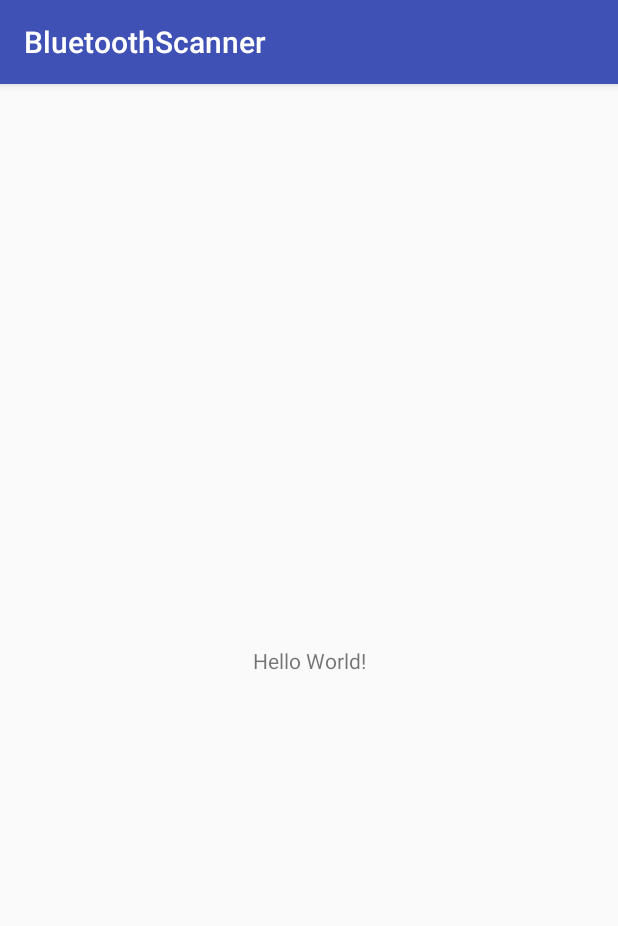
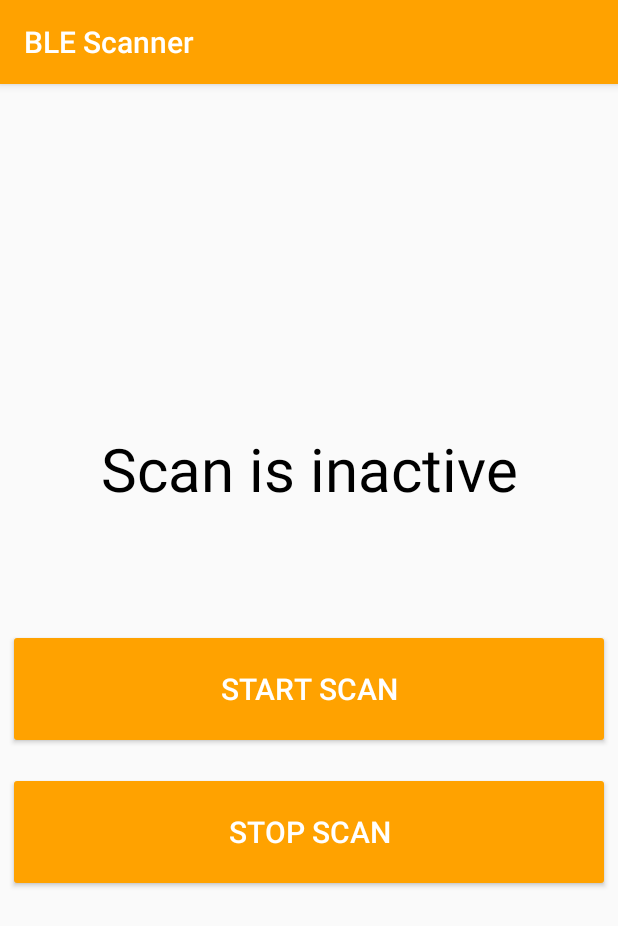
Before and after one commit to aimtechackathon2017/chytre-parkoviste, an Android app: the screen it shows after launch (MainActivity), on a phone screen of 412 x 824 dp. Shown: the top 926 px of the screen. Run offline under Robolectric (Android 15) with nearby library versions, the phone set to English and light mode, and no system bars.

Commit message:
Added BT, WIFI and Location check features and changed design.

```diff
--- a/BluetoothScanner/app/src/main/AndroidManifest.xml
+++ b/BluetoothScanner/app/src/main/AndroidManifest.xml
@@ -4,7 +4,12 @@
 
     <uses-permission android:name="android.permission.BLUETOOTH" />
     <uses-permission android:name="android.permission.BLUETOOTH_ADMIN" />
+    <uses-permission android:name="android.permission.ACCESS_WIFI_STATE" />
+    <uses-permission android:name="android.permission.CHANGE_WIFI_STATE" />
     <uses-permission android:name="android.permission.INTERNET" />
+    <uses-permission android:name="android.permission.ACCESS_NETWORK_STATE" />
+    <uses-permission android:name="android.permission.ACCESS_COARSE_LOCATION" />
+
     <uses-feature android:name="android.hardware.bluetooth_le"  android:required="true" />
 
     <application
--- a/BluetoothScanner/app/src/main/java/com/example/aimtechackathon2017/bluetoothscanner/MainActivity.java
+++ b/BluetoothScanner/app/src/main/java/com/example/aimtechackathon2017/bluetoothscanner/MainActivity.java
@@ -1,16 +1,22 @@
 package com.example.aimtechackathon2017.bluetoothscanner;
 
+import android.Manifest;
 import android.bluetooth.BluetoothAdapter;
 import android.bluetooth.BluetoothDevice;
 import android.bluetooth.BluetoothManager;
-import android.bluetooth.le.ScanFilter;
-import android.bluetooth.le.ScanSettings;
 import android.content.Context;
 import android.content.Intent;
+import android.location.LocationManager;
+import android.net.ConnectivityManager;
+import android.net.NetworkInfo;
+import android.net.wifi.WifiManager;
 import android.os.AsyncTask;
 import android.os.Bundle;
+import android.support.v4.app.ActivityCompat;
 import android.support.v7.app.AppCompatActivity;
 import android.util.Log;
+import android.view.View;
+import android.widget.TextView;
 
 import org.json.JSONArray;
 import org.json.JSONException;
@@ -23,7 +29,6 @@ import java.net.MalformedURLException;
 import java.net.URL;
 import java.util.HashMap;
 import java.util.Map;
-import java.util.concurrent.Semaphore;
 
 import javax.net.ssl.HttpsURLConnection;
 
@@ -49,18 +54,7 @@ public class MainActivity extends AppCompatActivity
 
                 int intensity = -1;
                 String mac = device.getAddress().trim().replace(" ",":");
-/*
-                if (positions.containsKey(mac))
-                {
-                    intensity = scanRecord[scanRecord.length - 20];
 
-                    if (intensity > THRESHOLD)
-                        Log.d("TMP+", "intenzita: " + intensity);
-                    else
-                        Log.d("TMP-", "intenzita: " + intensity);
-
-                }
-*/
                 if(positions.containsKey(mac)) {
                     intensity = scanRecord[scanRecord.length - 20];
                     boolean value = isPositionEmpty(mac, intensity);
@@ -71,10 +65,12 @@ public class MainActivity extends AppCompatActivity
                         protected Object doInBackground(String... params) {
                             try
                             {
-                                URL url = new URL("https://7j62gv0mfg.execute-api.eu-west-1.amazonaws.com/hacking/place");
+                                URL url = new URL("https://i07qj1v6hk.execute-api.eu-central-1.amazonaws.com/prod/place");
                                 HttpsURLConnection conn = (HttpsURLConnection) url.openConnection();
                                 conn.setRequestMethod("POST");
                                 conn.setRequestProperty("Content-Type", "application/json");
+                                conn.setDoOutput(true);
+                                conn.setDoInput(true);
 
                                 JSONArray parent  = new JSONArray();
                                 JSONObject entity = new JSONObject();
@@ -87,13 +83,13 @@ public class MainActivity extends AppCompatActivity
 
                                 out.flush();
                                 out.close();
-                                InputStream is = conn.getInputStream();
+
+                                InputStream is = conn.getInputStream();//getErrorStream();
                                 byte [] array = new byte[1024];
 
                                 is.read(array);
-                                String a = new String(array);
+                                String result = new String(array);
                                 is.close();
-
                             }
                             catch (MalformedURLException e) {
                                 e.printStackTrace();
@@ -106,8 +102,6 @@ public class MainActivity extends AppCompatActivity
                             return null;
                         }
                     }.execute(Boolean.toString(value), mac);
-
-                    //task.execute(Boolean.toString(value), mac);
                 }
             }
         }
@@ -122,12 +116,30 @@ public class MainActivity extends AppCompatActivity
 
         config();
         initializePosition();
+    }
 
+    public void startScan(View v)
+    {
+        TextView myAwesomeTextView = (TextView)findViewById(R.id.activeTV);
+        myAwesomeTextView.setText(R.string.active);
 
+        if(bAdapter != null)
+            bAdapter.startLeScan(leScanCallback);
+    }
 
-        //bAdapter.getBluetoothLeScanner().startScan(new HackathonScanner());
-        bAdapter.startLeScan(leScanCallback);
-        //bAdapter.stopLeScan(leScanCallback);
+    public void stopScan(View v)
+    {
+        TextView myAwesomeTextView = (TextView)findViewById(R.id.activeTV);
+        myAwesomeTextView.setText(R.string.inactive);
+
+        if(bAdapter != null)
+            bAdapter.stopLeScan(leScanCallback);
+    }
+
+    @Override
+    public void onDestroy() {
+        stopScan(null);
+        super.onDestroy();
     }
 
     private void config()
@@ -139,14 +151,31 @@ public class MainActivity extends AppCompatActivity
             Intent enableIntent = new Intent(BluetoothAdapter.ACTION_REQUEST_ENABLE);
             startActivityForResult(enableIntent,REQUEST_ENABLE_BT);
         }
+
+        WifiManager wifiManager = (WifiManager) getSystemService(Context.WIFI_SERVICE);
+
+        if(wifiManager != null && !wifiManager.isWifiEnabled()){
+            WifiManager wifi = (WifiManager) getSystemService(Context.WIFI_SERVICE);
+            wifi.setWifiEnabled(true);
+        }
+
+        LocationManager lManager = (LocationManager) getSystemService(Context.LOCATION_SERVICE);
+        if(lManager != null && !(lManager.isProviderEnabled(LocationManager.GPS_PROVIDER)
+                || lManager.isProviderEnabled(LocationManager.NETWORK_PROVIDER))) {
+            startActivityForResult(new Intent(android.provider.Settings.ACTION_LOCATION_SOURCE_SETTINGS), 1);
+        }
+
+        ActivityCompat.requestPermissions(MainActivity.this,
+                new String[]{Manifest.permission.ACCESS_COARSE_LOCATION},
+                1);
     }
 
     private void initializePosition()
     {
         positions = new HashMap<String, Integer>();
-        positions.put("A0:E6:F8:EB:D9:AF",0);
-        positions.put("A0:E6:F8:EB:D8:CB",0);
-        positions.put("A0:E6:F8:EB:DC:35",0);
+        positions.put("A0:E6:F8:EB:DB:A6",0);
+        positions.put("A0:E6:F8:EB:DF:A3",0);
+        positions.put("A0:E6:F8:37:6A:34",0);
     }
 
     private boolean isPositionEmpty(String mac, int intesity)
@@ -172,4 +201,5 @@ public class MainActivity extends AppCompatActivity
 
         return i == COUNT_MIN;
     }
+
 }
--- a/BluetoothScanner/app/src/main/res/layout/activity_main.xml
+++ b/BluetoothScanner/app/src/main/res/layout/activity_main.xml
@@ -6,13 +6,44 @@
     android:layout_height="match_parent"
     tools:context="com.example.aimtechackathon2017.bluetoothscanner.MainActivity">
 
-    <TextView
-        android:layout_width="wrap_content"
-        android:layout_height="wrap_content"
-        android:text="Hello World!"
-        app:layout_constraintBottom_toBottomOf="parent"
-        app:layout_constraintLeft_toLeftOf="parent"
-        app:layout_constraintRight_toRightOf="parent"
-        app:layout_constraintTop_toTopOf="parent" />
+    <LinearLayout
+        android:layout_width="match_parent"
+        android:layout_height="match_parent"
+        android:layout_margin="5dp"
+        android:gravity="center_vertical"
+        android:orientation="vertical"
+        tools:layout_editor_absoluteX="8dp"
+        tools:layout_editor_absoluteY="8dp">
 
+        <TextView
+            android:id="@+id/activeTV"
+            android:layout_width="match_parent"
+            android:layout_height="wrap_content"
+            android:layout_marginBottom="80dp"
+            android:text="@string/inactive"
+            android:textAlignment="center"
+            android:textColor="@android:color/black"
+            android:textSize="40sp" />
+
+        <Button
+            android:id="@+id/startScanBtn"
+            style="@style/Widget.AppCompat.Button.Colored"
+            android:layout_width="match_parent"
+            android:layout_height="wrap_content"
+            android:layout_marginBottom="15dp"
+            android:height="80dp"
+            android:onClick="startScan"
+            android:text="@string/start_scan"
+            android:textSize="20sp" />
+
+        <Button
+            android:id="@+id/stopScanBtn"
+            style="@style/Widget.AppCompat.Button.Colored"
+            android:layout_width="match_parent"
+            android:layout_height="wrap_content"
+            android:height="80dp"
+            android:onClick="stopScan"
+            android:text="@string/stop_scan"
+            android:textSize="20sp" />
+    </LinearLayout>
 </android.support.constraint.ConstraintLayout>
--- a/BluetoothScanner/app/src/main/res/values/colors.xml
+++ b/BluetoothScanner/app/src/main/res/values/colors.xml
@@ -1,6 +1,6 @@
 <?xml version="1.0" encoding="utf-8"?>
 <resources>
-    <color name="colorPrimary">#3F51B5</color>
-    <color name="colorPrimaryDark">#303F9F</color>
-    <color name="colorAccent">#FF4081</color>
+    <color name="colorPrimary">#ffa200</color> <!-- #3F51B5 -->
+    <color name="colorPrimaryDark">#ffa200</color> <!-- #303F9F -->
+    <color name="colorAccent">#ffa200</color> <!-- #FF4081 -->
 </resources>
--- a/BluetoothScanner/app/src/main/res/values/strings.xml
+++ b/BluetoothScanner/app/src/main/res/values/strings.xml
@@ -1,5 +1,7 @@
 <resources>
-    <string name="app_name">BluetoothScanner</string>
-    <string name="select_device">Select device</string>
-    <string name="none_found">None found</string>
+    <string name="app_name">BLE Scanner</string>
+    <string name="active">Scan is active</string>
+    <string name="inactive">Scan is inactive</string>
+    <string name="start_scan">Start scan</string>
+    <string name="stop_scan">Stop scan</string>
 </resources>
--- a/BluetoothScanner/build.gradle
+++ b/BluetoothScanner/build.gradle
@@ -5,7 +5,7 @@ buildscript {
         jcenter()
     }
     dependencies {
-        classpath 'com.android.tools.build:gradle:2.3.0'
+        classpath 'com.android.tools.build:gradle:2.3.3'
 
         // NOTE: Do not place your application dependencies here; they belong
         // in the individual module build.gradle files
```
Also changed, not shown: BluetoothScanner/app/src/main/res/mipmap-hdpi/ic_launcher.png, BluetoothScanner/app/src/main/res/mipmap-mdpi/ic_launcher.png, BluetoothScanner/app/src/main/res/mipmap-xhdpi/ic_launcher.png, BluetoothScanner/app/src/main/res/mipmap-xxhdpi/ic_launcher.png, BluetoothScanner/app/src/main/res/mipmap-xxxhdpi/ic_launcher.png, 3 other files.
